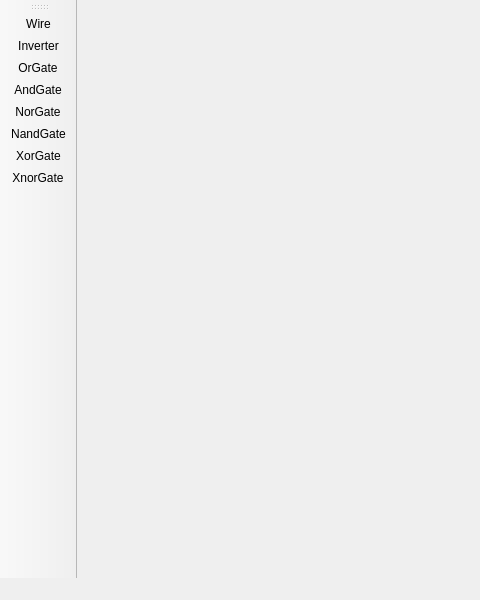
lilzooty/IzziLab, file CircuitBuilder/mainwindow.ui: the form before one commit; both pictures show x 0 to 480 and y 0 to 600 of the 800 by 600 pixel window.
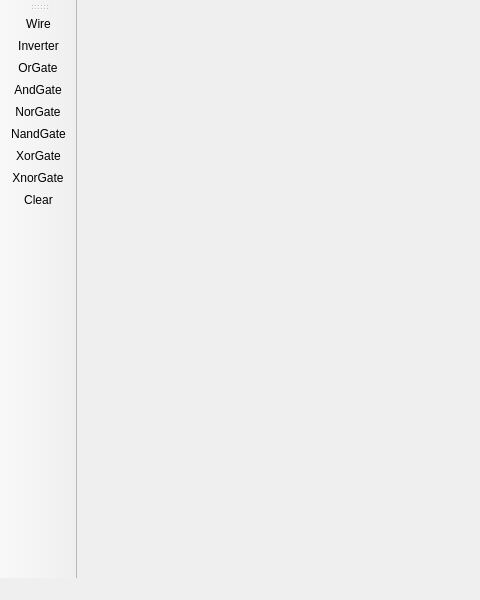
The form after the commit. Icons and pictures are not drawn.

Commit message: added clear button to toolbar, commented errors in Node.cpp

What changed in the file:
```diff
--- a/CircuitBuilder/mainwindow.ui
+++ b/CircuitBuilder/mainwindow.ui
@@ -43,6 +43,7 @@
    <addaction name="actionNandGate"/>
    <addaction name="actionXorGate"/>
    <addaction name="actionXnorGate"/>
+   <addaction name="actionClear"/>
   </widget>
   <action name="actionAndGate">
    <property name="text">
```
The commit also changes 2 other files.
